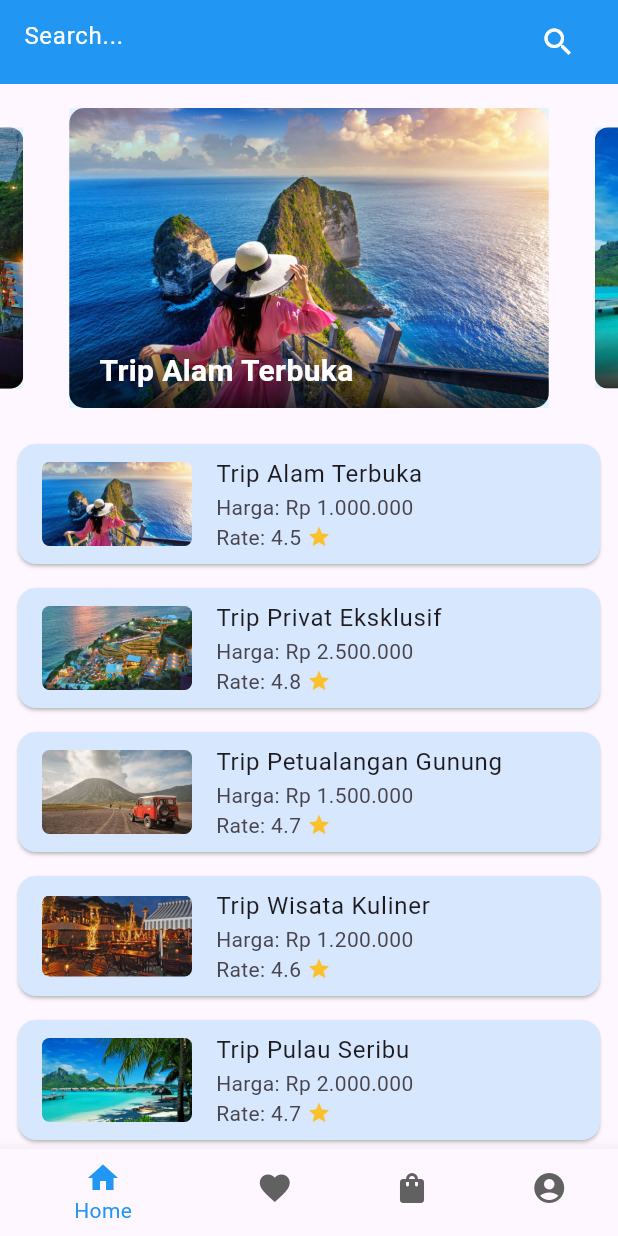
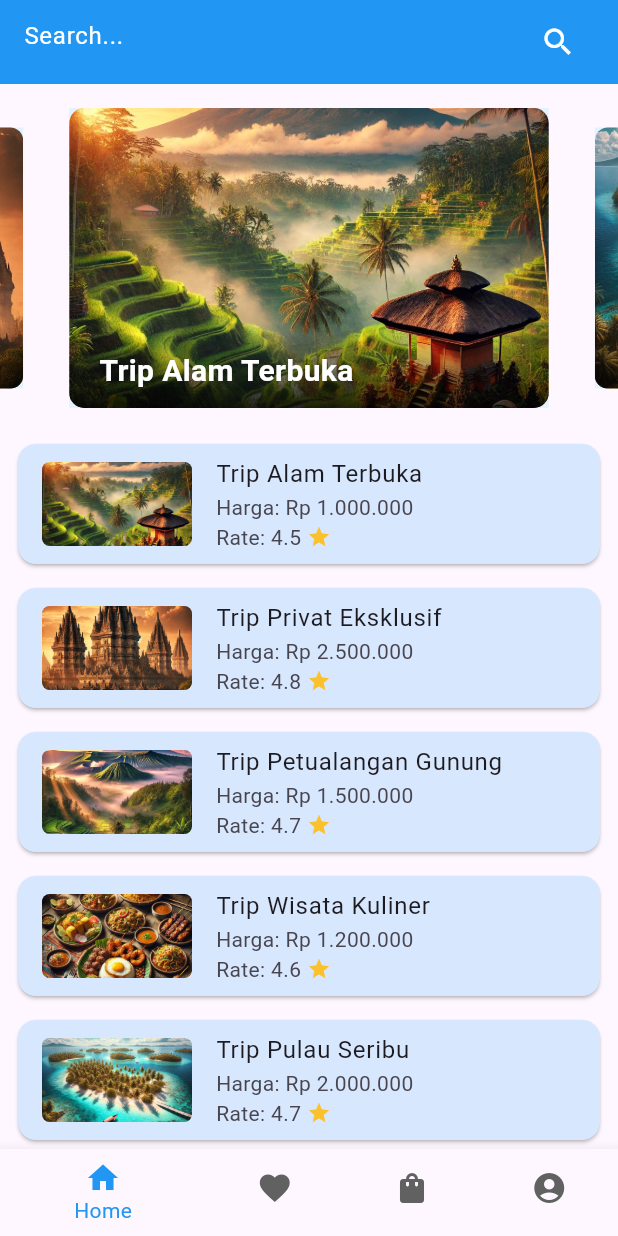
Before and after one commit to arssnndr/my-trip-app, a Flutter app: the screen it shows after launch, on a phone screen of 412 x 824 dp. Run offline on Flutter 3.47's test engine with Material 3 defaults, Android fonts, the phone set to English and light mode, and no system bars; drawn by our look-alikes of carousel_slider.

```diff
--- a/lib/data/trip_data.dart
+++ b/lib/data/trip_data.dart
@@ -3,7 +3,7 @@ import '../models/trip_model.dart';
 final List<Trip> trips = [
   Trip(
     title: 'Trip Alam Terbuka',
-    photoUrl: 'assets/images/nusa-penida.jpg',
+    photoUrl: 'assets/images/bali.webp',
     price: 'Rp 1.000.000',
     rating: 4.5,
     summary: 'Nikmati keindahan alam yang menenangkan.',
@@ -14,7 +14,7 @@ final List<Trip> trips = [
   ),
   Trip(
     title: 'Trip Privat Eksklusif',
-    photoUrl: 'assets/images/jogja.webp',
+    photoUrl: 'assets/images/prambanan.webp',
     price: 'Rp 2.500.000',
     rating: 4.8,
     summary: 'Pengalaman privat dengan layanan eksklusif.',
@@ -25,7 +25,7 @@ final List<Trip> trips = [
   ),
   Trip(
     title: 'Trip Petualangan Gunung',
-    photoUrl: 'assets/images/bromo.jpeg',
+    photoUrl: 'assets/images/pegunungan.webp',
     price: 'Rp 1.500.000',
     rating: 4.7,
     summary: 'Pendakian seru dengan pemandangan menakjubkan.',
@@ -36,7 +36,7 @@ final List<Trip> trips = [
   ),
   Trip(
     title: 'Trip Wisata Kuliner',
-    photoUrl: 'assets/images/bandung.jpg',
+    photoUrl: 'assets/images/kuliner-indonesia.webp',
     price: 'Rp 1.200.000',
     rating: 4.6,
     summary: 'Jelajahi kuliner khas dengan cita rasa lokal.',
@@ -47,7 +47,7 @@ final List<Trip> trips = [
   ),
   Trip(
     title: 'Trip Pulau Seribu',
-    photoUrl: 'assets/images/pulau-seribu.jpeg',
+    photoUrl: 'assets/images/kepulauan.webp',
     price: 'Rp 2.000.000',
     rating: 4.7,
     summary: 'Eksplorasi keindahan kepulauan seribu yang memukau.',
```
Also changed, not shown: assets/images/bali.webp (added), assets/images/bandung.jpg (deleted), assets/images/bromo.jpeg (deleted), assets/images/jogja.webp (deleted), assets/images/kepulauan.webp (added), assets/images/kuliner-indonesia.webp (added), assets/images/nusa-penida.jpg (deleted), assets/images/pegunungan.webp (added), assets/images/prambanan.webp (added), assets/images/pulau-seribu.jpeg (deleted).
